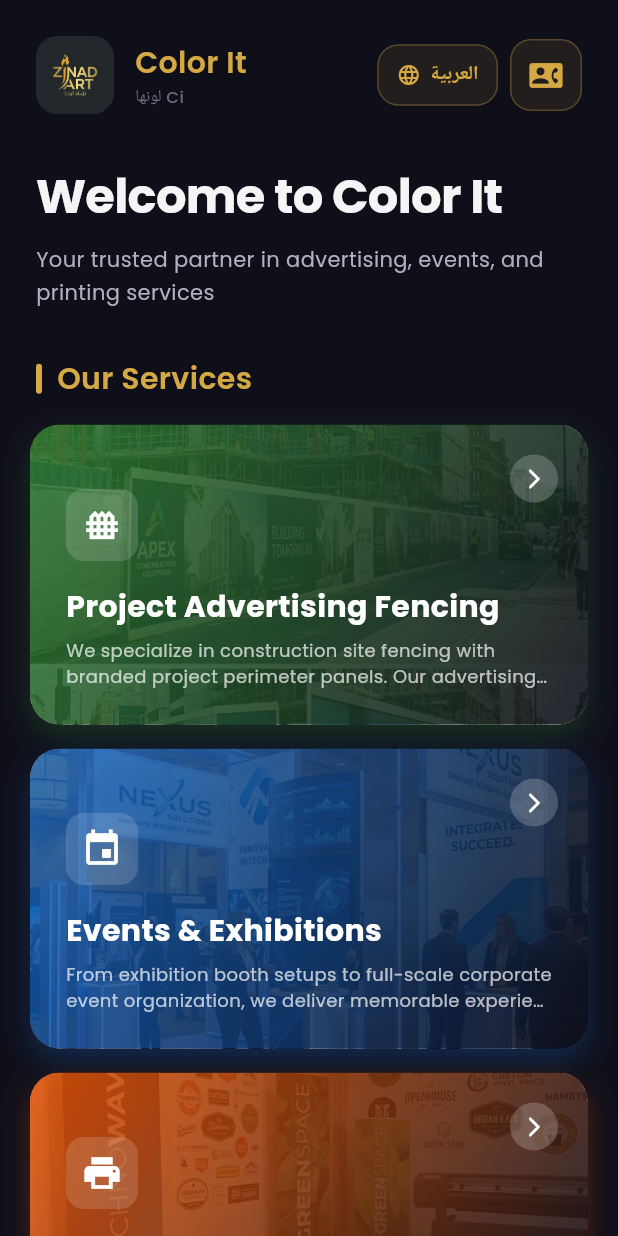
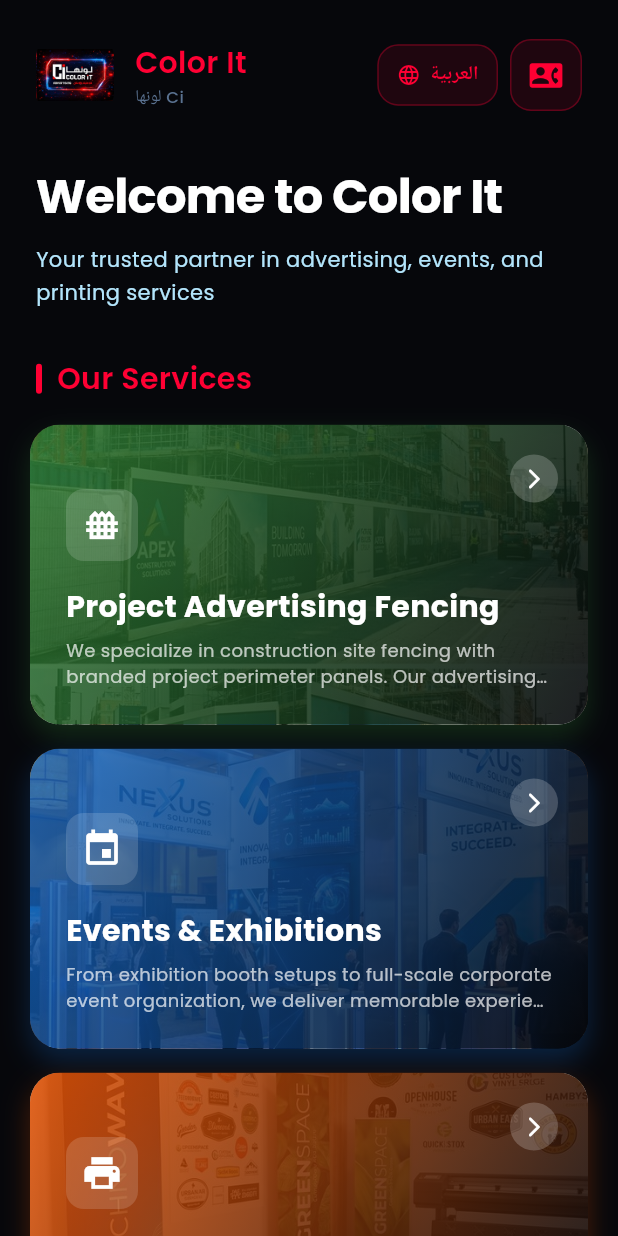
Before and after one commit to hamada-develop/zinad_art, a Flutter app: the screen it shows after launch, on a phone screen of 412 x 824 dp. Run offline on Flutter 3.47's test engine with Material 3 defaults, Android fonts, the phone set to English and light mode, and no system bars; drawn by our look-alikes of flutter_animate; our stand-ins replace flutter_bloc, google_fonts.

Commit message:
change app theme

```diff
--- a/lib/core/constants/app_assets.dart
+++ b/lib/core/constants/app_assets.dart
@@ -2,7 +2,11 @@ class AppAssets {
   AppAssets._();
 
   // Logo
-  static const String logo = 'assets/images/logo/logo.png';
+  static const String logo = 'assets/images/logo/new_logo1.jpeg';
+  static const String logo1 = 'assets/images/logo/new_logo1.jpeg';
+  static const String logo2 = 'assets/images/logo/new_logo2.jpeg';
+  static const String logo3 = 'assets/images/logo/new_logo3.jpeg';
+  static const String logo4 = 'assets/images/logo/new_logo4.jpeg';
 
   // Fencing
   static const String fencing1 = 'assets/images/fencing/fencing_1.png';
--- a/lib/core/theme/app_colors.dart
+++ b/lib/core/theme/app_colors.dart
@@ -3,26 +3,29 @@ import 'package:flutter/material.dart';
 class AppColors {
   AppColors._();
 
-  // Primary palette — dark premium with gold accent
-  static const Color primaryDark = Color(0xFF1A1A2E);
-  static const Color primaryMid = Color(0xFF16213E);
-  static const Color surfaceDark = Color(0xFF0F0F1A);
-  static const Color cardDark = Color(0xFF1E1E32);
+  // Primary palette — dark cyber aesthetic
+  static const Color primaryDark = Color(0xFF090A0F);
+  static const Color primaryMid = Color(0xFF111424);
+  static const Color surfaceDark = Color(0xFF06070B);
+  static const Color cardDark = Color(0xFF15192E);
 
-  // Accent — gold/amber
-  static const Color accent = Color(0xFFD4A843);
-  static const Color accentLight = Color(0xFFE8C96A);
-  static const Color accentDark = Color(0xFFB8892E);
+  // Accent — Neon Red
+  static const Color accent = Color(0xFFFF0033);
+  static const Color accentLight = Color(0xFFFF4D70);
+  static const Color accentDark = Color(0xFFCC0029);
+
+  // Secondary Accent — Neon Cyan/Blue
+  static const Color secondaryAccent = Color(0xFF00E5FF);
 
   // Text
-  static const Color textPrimary = Color(0xFFF5F5F5);
-  static const Color textSecondary = Color(0xFFB0B0C0);
-  static const Color textMuted = Color(0xFF6E6E80);
+  static const Color textPrimary = Color(0xFFFFFFFF);
+  static const Color textSecondary = Color(0xFFB3E5FC);
+  static const Color textMuted = Color(0xFF5A7291);
 
   // Functional
-  static const Color divider = Color(0xFF2A2A40);
-  static const Color overlay = Color(0x99000000);
-  static const Color shimmer = Color(0xFF2A2A3E);
+  static const Color divider = Color(0xFF1E2640);
+  static const Color overlay = Color(0xAA000000);
+  static const Color shimmer = Color(0xFF1E2640);
 
   // Category specific
   static const Color fencingColor = Color(0xFF2E7D32);
--- a/lib/core/theme/app_theme.dart
+++ b/lib/core/theme/app_theme.dart
@@ -11,10 +11,10 @@ class AppTheme {
     primaryColor: AppColors.accent,
     colorScheme: const ColorScheme.dark(
       primary: AppColors.accent,
-      secondary: AppColors.accentLight,
+      secondary: AppColors.secondaryAccent,
       surface: AppColors.primaryDark,
-      onPrimary: AppColors.surfaceDark,
-      onSecondary: AppColors.surfaceDark,
+      onPrimary: AppColors.textPrimary,
+      onSecondary: AppColors.primaryDark,
       onSurface: AppColors.textPrimary,
     ),
     appBarTheme: AppBarTheme(
@@ -30,11 +30,11 @@ class AppTheme {
     ),
     cardTheme: CardThemeData(
       color: AppColors.cardDark,
-      elevation: 4,
-      shadowColor: Colors.black26,
+      elevation: 8,
+      shadowColor: AppColors.accent.withOpacity(0.2),
       shape: RoundedRectangleBorder(borderRadius: BorderRadius.circular(16)),
     ),
-    iconTheme: const IconThemeData(color: AppColors.accent, size: 24),
+    iconTheme: const IconThemeData(color: AppColors.secondaryAccent, size: 24),
     dividerTheme: const DividerThemeData(
       color: AppColors.divider,
       thickness: 0.5,
--- a/lib/core/widgets/category_card.dart
+++ b/lib/core/widgets/category_card.dart
@@ -112,9 +112,7 @@ class CategoryCard extends StatelessWidget {
                             shape: BoxShape.circle,
                           ),
                           child: Icon(
-                            isRtl
-                                ? Icons.arrow_back_ios_rounded
-                                : Icons.arrow_forward_ios_rounded,
+                            Icons.arrow_forward_ios_rounded,
                             color: Colors.white,
                             size: 16,
                           ),
```
Also changed, not shown: assets/images/logo/new_logo1.jpeg (added), assets/images/logo/new_logo2.jpeg (added), assets/images/logo/new_logo3.jpeg (added), assets/images/logo/new_logo4.jpeg (added), 20 other files.
